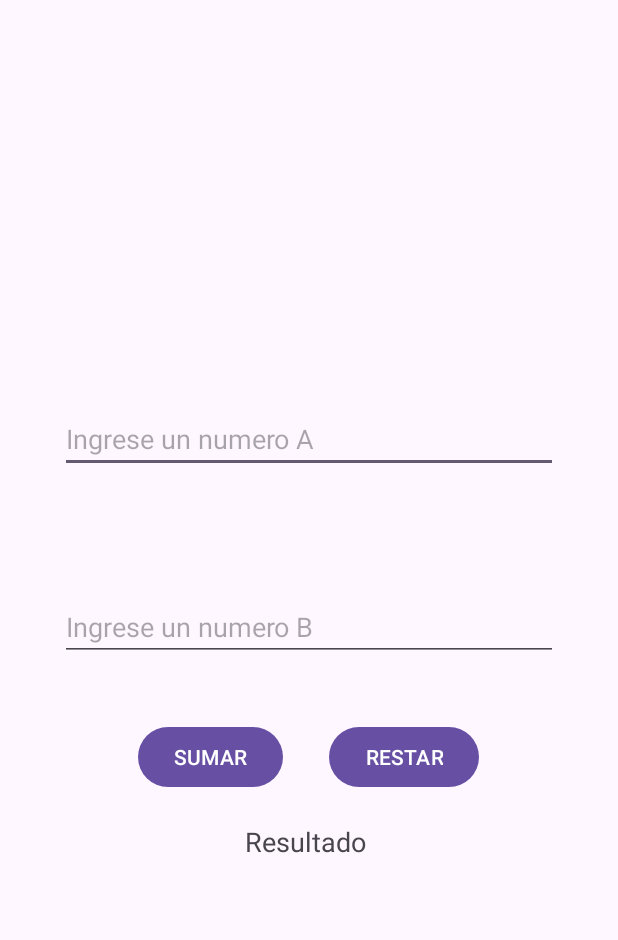
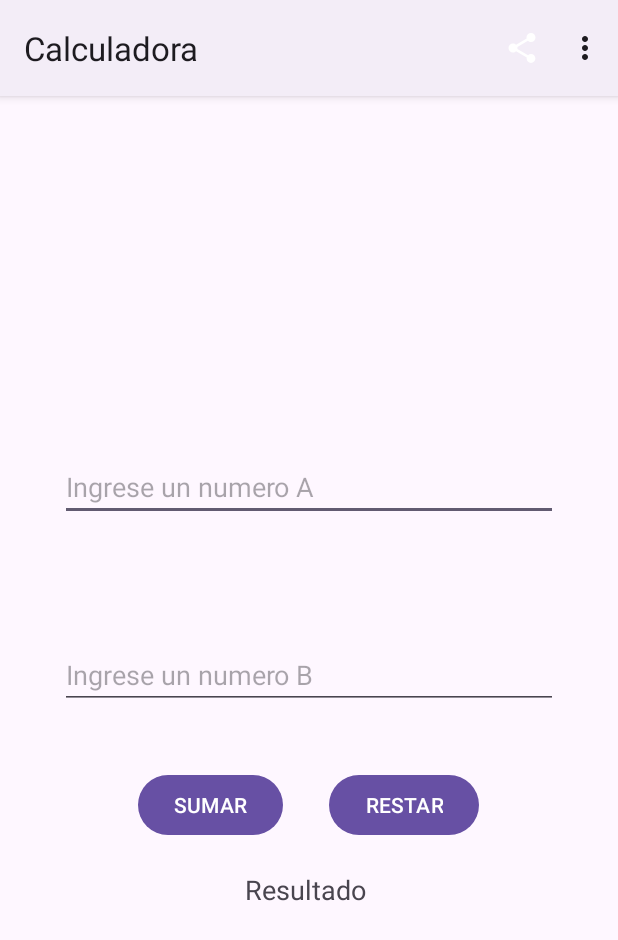
Before and after one commit to Alejandr0Aceved0/Atenea_Mobile, an Android app: the screen it shows after launch (MainActivity), on a phone screen of 412 x 824 dp. Shown: the top 940 px of the screen. Run offline under Robolectric (Android 15) with nearby library versions, the phone set to English and light mode, and no system bars.

Commit message:
refactor: Base.Theme.Reto1Movil modified to show Action Bar

```diff
--- a/app/src/main/res/values-night/themes.xml
+++ b/app/src/main/res/values-night/themes.xml
@@ -1,7 +1,7 @@
 <resources xmlns:tools="http://schemas.android.com/tools">
     <!-- Base application theme. -->
-    <style name="Base.Theme.Reto1Movil" parent="Theme.Material3.DayNight.NoActionBar">
+    <style name="Base.Theme.Reto1Movil" parent="Theme.Material3.DayNight">
         <!-- Customize your dark theme here. -->
-        <!-- <item name="colorPrimary">@color/my_dark_primary</item> -->
+        <item name="colorPrimary">@color/my_dark_primary</item> -->
     </style>
 </resources>
--- a/app/src/main/res/values/themes.xml
+++ b/app/src/main/res/values/themes.xml
@@ -1,6 +1,6 @@
 <resources xmlns:tools="http://schemas.android.com/tools">
     <!-- Base application theme. -->
-    <style name="Base.Theme.Reto1Movil" parent="Theme.Material3.DayNight.NoActionBar">
+    <style name="Base.Theme.Reto1Movil" parent="Theme.Material3.DayNight">
         <!-- Customize your light theme here. -->
         <!-- <item name="colorPrimary">@color/my_light_primary</item> -->
     </style>
```
